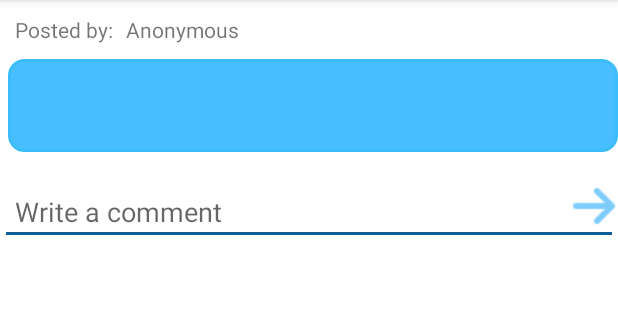
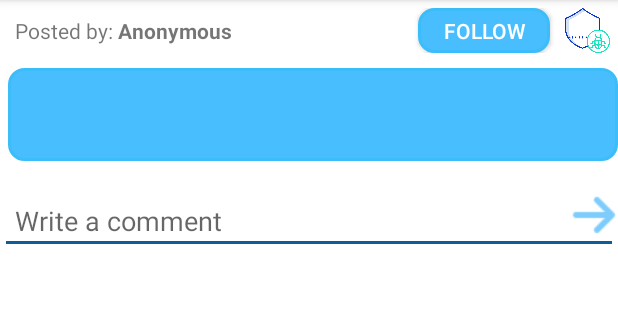
Before and after one commit to donat-imeri/dright, an Android app: the fragment FragmentDilemaImageOptions shown on its own in the app's theme, on a phone screen of 412 x 824 dp, the part 84-404 px from its top. Run offline under Robolectric (Android 15) with nearby library versions, the phone set to English and light mode, and no system bars; our stand-ins replace Firebase (no records; nobody signed in at launch, a user with empty details on screens opened directly); pictures from the network do not load; 8 statements that could not run were skipped.

Commit message:
Bug fixes

```diff
--- a/app/src/main/java/com/dright/FragmentDilemaImageOptions.java
+++ b/app/src/main/java/com/dright/FragmentDilemaImageOptions.java
@@ -1,8 +1,11 @@
 package com.dright;
 
+import android.app.AlertDialog;
+import android.content.DialogInterface;
 import android.os.Bundle;
 import android.support.annotation.NonNull;
 import android.support.annotation.Nullable;
+import android.support.design.widget.TextInputEditText;
 import android.support.v4.app.Fragment;
 import android.util.Log;
 import android.view.LayoutInflater;
@@ -59,6 +62,13 @@ public class FragmentDilemaImageOptions extends Fragment  implements Serializabl
     LinearLayout.LayoutParams lparams = new LinearLayout.LayoutParams(
             LinearLayout.LayoutParams.WRAP_CONTENT, LinearLayout.LayoutParams.WRAP_CONTENT);
 
+    //Follow user
+    private Button btnFollowUser;
+    private ImageView imgReportDilema;
+    private FirebaseAuth fa;
+    private boolean isFollowing, hasReported;
+    private String reportText;
+
     public static FragmentDilemaImageOptions newInstance(Dilema objDilema, String dilemaId) {
         FragmentDilemaImageOptions fragment = new FragmentDilemaImageOptions();
         Bundle args = new Bundle();
@@ -86,7 +96,7 @@ public class FragmentDilemaImageOptions extends Fragment  implements Serializabl
     View ProfileView;
     @Nullable
     @Override
-    public View onCreateView(@NonNull LayoutInflater inflater, @Nullable ViewGroup container, @Nullable Bundle savedInstanceState) {
+    public View onCreateView(@NonNull final LayoutInflater inflater, @Nullable ViewGroup container, @Nullable Bundle savedInstanceState) {
         ProfileView = inflater.inflate(R.layout.fragment_image_dilema_options,container,false);
         linearLayout = ProfileView.findViewById(R.id.insideLinear);
         objDilemaOptionsResults = objDilema.getOptionsResults();
@@ -104,6 +114,118 @@ public class FragmentDilemaImageOptions extends Fragment  implements Serializabl
 
         btnComment.setEnabled(state);
         txtComment.setEnabled(state);
+
+        //Follow user
+        btnFollowUser=ProfileView.findViewById(R.id.btn_follow_user);
+        imgReportDilema=ProfileView.findViewById(R.id.img_report_dilema);
+        fa=FirebaseAuth.getInstance();
+        isFollowing=false;
+        hasReported=false;
+
+
+        DatabaseReference dbUsers = FirebaseDatabase.getInstance().getReference("Users").child(fa.getUid()).child("following");
+        dbUsers.addListenerForSingleValueEvent(new ValueEventListener() {
+            @Override
+            public void onDataChange(@NonNull DataSnapshot dataSnapshot) {
+                for (DataSnapshot s: dataSnapshot.getChildren()
+                ) {
+                    if (objDilema.getDilemaAsker().equals(s.getKey())&& !isFollowing){
+                        btnFollowUser.setBackground(getResources().getDrawable(R.drawable.rounded_border_no_color));
+                        btnFollowUser.setBackgroundColor(getResources().getColor(R.color.grey));
+                        btnFollowUser.setText("Following");
+                        isFollowing=true;
+                    }
+                }
+            }
+
+            @Override
+            public void onCancelled(@NonNull DatabaseError databaseError) {
+
+            }
+        });
+
+
+        btnFollowUser.setOnClickListener(new View.OnClickListener() {
+            @Override
+            public void onClick(View v) {
+                if (!isFollowing){
+                    isFollowing=true;
+                    btnFollowUser.setEnabled(false);
+                    DatabaseReference db = FirebaseDatabase.getInstance().getReference("Users").child(objDilema.getDilemaAsker());
+                    db.child("followers").child(fa.getUid()).setValue("Subbed");
+                    db = FirebaseDatabase.getInstance().getReference("Users").child(fa.getUid());
+                    db.child("following").child(objDilema.getDilemaAsker()).setValue("followed");
+
+                    btnFollowUser.setBackground(getResources().getDrawable(R.drawable.rounded_border_no_color));
+                    btnFollowUser.setBackgroundColor(getResources().getColor(R.color.grey));
+                    btnFollowUser.setText("Following");
+
+                    Toast.makeText(getActivity(), "Follow added", Toast.LENGTH_SHORT).show();
+                }
+
+            }
+        });
+
+        DatabaseReference dbReport = FirebaseDatabase.getInstance().getReference("DilemaReported").child(dilemaId);
+        dbReport.addListenerForSingleValueEvent(new ValueEventListener() {
+            @Override
+            public void onDataChange(@NonNull DataSnapshot dataSnapshot) {
+                for (DataSnapshot ds: dataSnapshot.getChildren()){
+                    if (fa.getUid().equals(ds.getKey())){
+                        hasReported=true;
+                        imgReportDilema.setVisibility(View.INVISIBLE);
+                    }
+                }
+            }
+
+            @Override
+            public void onCancelled(@NonNull DatabaseError databaseError) {
+
+            }
+        });
+
+        imgReportDilema.setOnClickListener(new View.OnClickListener() {
+            @Override
+            public void onClick(View v) {
+                if (!hasReported){
+                    reportText="";
+                    AlertDialog.Builder builder = new AlertDialog.Builder(getActivity());
+                    builder.setTitle("Why are you reporting this?");
+
+                    View reportView=inflater.inflate(R.layout.report_layout, null);
+                    final TextInputEditText txtReport=reportView.findViewById(R.id.txt_report_description);
+                    builder.setView(reportView);
+
+                    // Set up the buttons
+                    builder.setPositiveButton("Report", new DialogInterface.OnClickListener() {
+                        @Override
+                        public void onClick(DialogInterface dialog, int which) {
+                            reportText = txtReport.getText().toString();
+                            DatabaseReference dbReport = FirebaseDatabase.getInstance().getReference("DilemaReported").child(dilemaId);
+                            dbReport.child(fa.getUid()).setValue(reportText);
+                            imgReportDilema.setVisibility(View.GONE);
+                            Toast.makeText(getActivity(), "Dilemma Reported. Thank you!", Toast.LENGTH_SHORT).show();
+                            hasReported=true;
+                        }
+                    });
+                    builder.setNegativeButton("Cancel", new DialogInterface.OnClickListener() {
+                        @Override
+                        public void onClick(DialogInterface dialog, int which) {
+                            dialog.cancel();
+                        }
+                    });
+
+                    builder.show();
+                }
+                else{
+                    Toast.makeText(getActivity(), "Already reported this dilemma", Toast.LENGTH_SHORT).show();
+                }
+
+            }
+        });
+
+
+
         DatabaseReference dbRef10 = FirebaseDatabase.getInstance().getReference("DilemaVoters");
         DatabaseReference dbRef11 = dbRef10.child(currUser);
         dbRef11.addListenerForSingleValueEvent(new ValueEventListener() {
--- a/app/src/main/res/layout/fragment_image_dilema_options.xml
+++ b/app/src/main/res/layout/fragment_image_dilema_options.xml
@@ -12,23 +12,55 @@
         android:layout_height="match_parent"
         android:id="@+id/rlLay">
 
+        <android.support.constraint.ConstraintLayout
+            android:id="@+id/linear_layout_user_functions"
+            android:layout_width="match_parent"
+            android:layout_height="wrap_content"
+            android:layout_marginTop="5sp">
+
             <TextView
                 android:layout_width="wrap_content"
                 android:layout_height="wrap_content"
-            android:layout_marginTop="10dp"
                 android:layout_marginLeft="10dp"
                 android:id="@+id/lblPostedBy"
                 android:text="Posted by: "
-            android:textSize="14dp"
+                app:layout_constraintTop_toTopOf="parent"
+                app:layout_constraintBottom_toBottomOf="parent"
+                app:layout_constraintLeft_toLeftOf="parent"
                 />
+
             <TextView
                 android:layout_width="wrap_content"
                 android:layout_height="wrap_content"
-            android:layout_marginTop="10dp"
-            android:layout_toRightOf="@+id/lblPostedBy"
-            android:layout_marginLeft="5dp"
-            android:textSize="14dp"
+                app:layout_constraintTop_toTopOf="parent"
+                app:layout_constraintBottom_toBottomOf="parent"
+                app:layout_constraintLeft_toRightOf="@id/lblPostedBy"
+                android:textStyle="bold"
                 android:id="@+id/txtPostedBy"/>
+
+            <Button
+                android:id="@+id/btn_follow_user"
+                android:layout_width="wrap_content"
+                android:layout_height="30sp"
+                android:text="Follow"
+                app:layout_constraintTop_toTopOf="parent"
+                app:layout_constraintBottom_toBottomOf="parent"
+                app:layout_constraintRight_toRightOf="parent"
+                android:layout_marginRight="45sp"
+                android:background="@drawable/rounded_border_edittext"
+                android:textColor="@color/colorWhite"/>
+
+            <ImageView
+                android:id="@+id/img_report_dilema"
+                android:layout_width="30sp"
+                android:layout_height="30sp"
+                app:layout_constraintTop_toTopOf="parent"
+                app:layout_constraintBottom_toBottomOf="parent"
+                app:layout_constraintRight_toRightOf="parent"
+                android:layout_marginRight="5sp"
+                android:src="@drawable/virus"
+                />
+        </android.support.constraint.ConstraintLayout>
 
 
         <TextView
@@ -41,7 +73,7 @@
             android:padding="20dp"
             android:background="@drawable/rounded_border_edittext"
             android:textColor="@android:color/white"
-            android:layout_below="@+id/lblPostedBy"
+            android:layout_below="@+id/linear_layout_user_functions"
             android:textStyle="bold"/>
 
 
```
Lines whose indentation alone changed are shown as unchanged.
